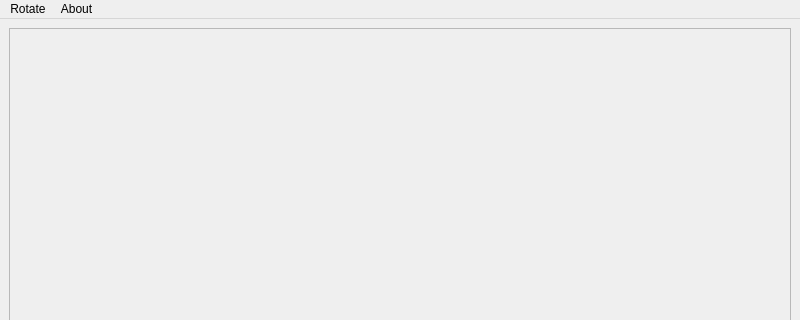
Before: the Qt Designer form src/listwindow.ui in dotblank/easylist, drawn with Qt 5; both pictures show x 0 to 800 and y 0 to 320 of the 800 by 480 pixel window.
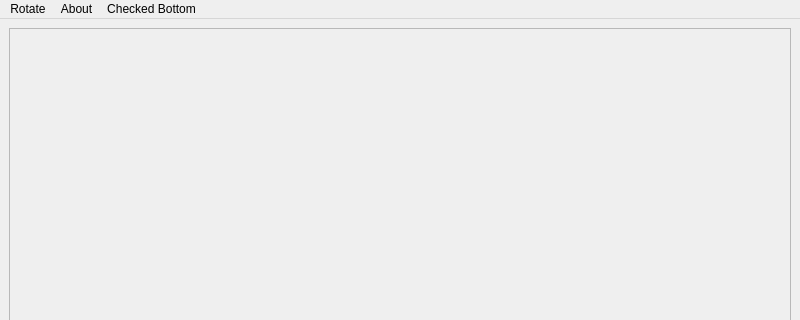
After: the same form once the commit is applied.

Commit message: Changed changelog, copyright. Support for sorting checked items to bottom.

Diff of the .ui file:
```diff
--- a/src/listwindow.ui
+++ b/src/listwindow.ui
@@ -112,8 +112,15 @@
     </property>
     <addaction name="actionRotate"/>
    </widget>
+   <widget class="QMenu" name="menuChecked_Bottom">
+    <property name="title">
+     <string>Checked Bottom</string>
+    </property>
+    <addaction name="actionChecked_Bottom"/>
+   </widget>
    <addaction name="menuRotate"/>
    <addaction name="menuAbout"/>
+   <addaction name="menuChecked_Bottom"/>
   </widget>
   <action name="actionAbout">
    <property name="text">
```
Left out of the diff: 11 changed lines with no effect on the pictures. The commit also changes 6 other files.
